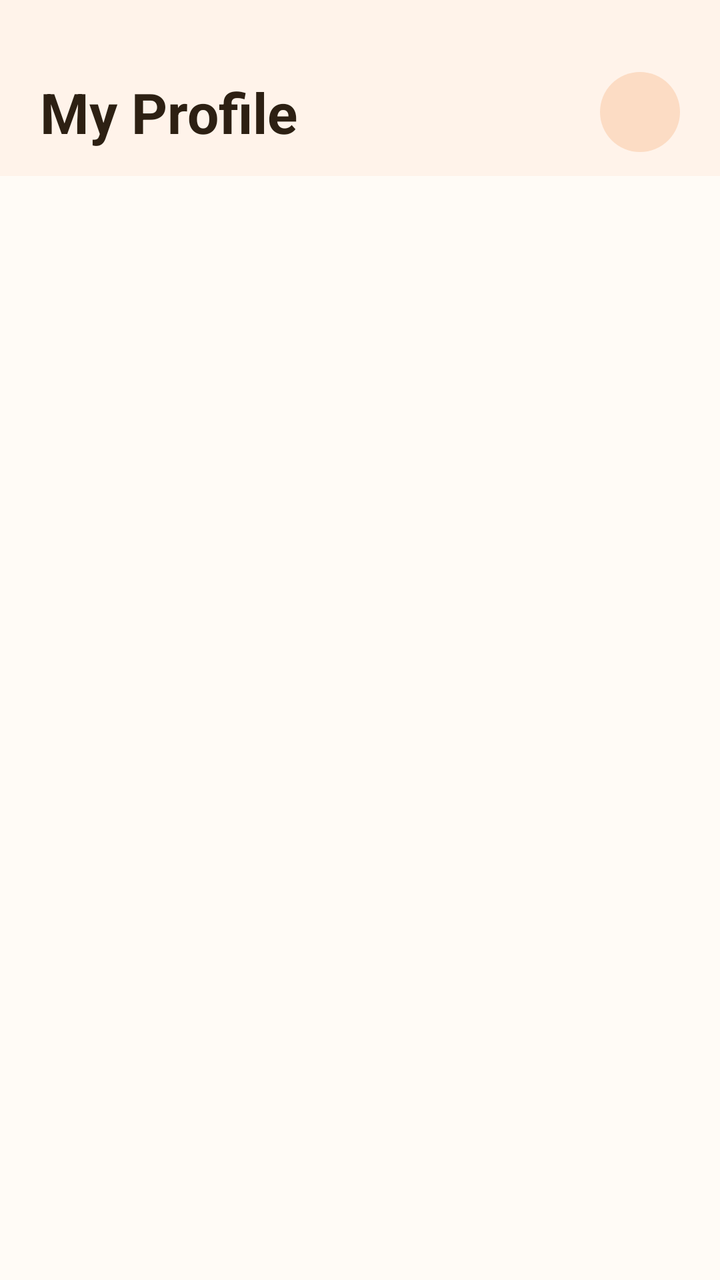
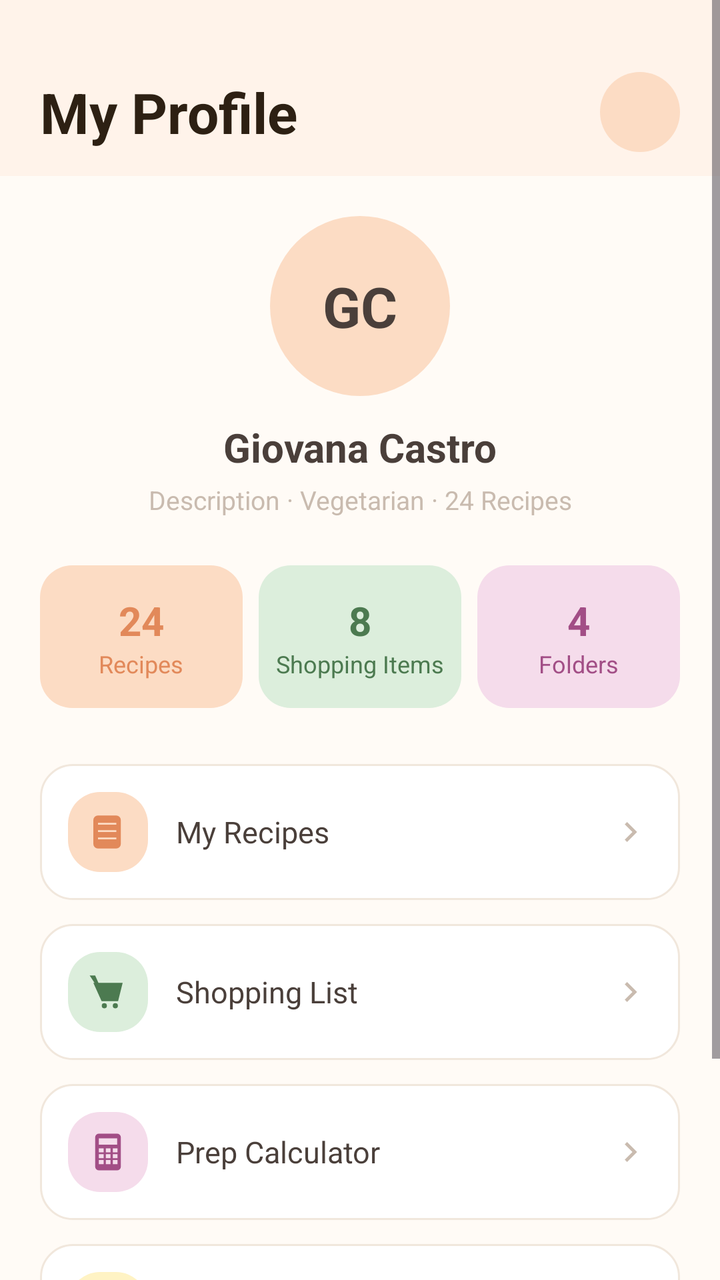

Two renders of the same Android screen: before a commit and after it. Below are the layout's source before the change and the commit's diff.
<!-- AndroidManifest.xml: application theme Theme.RecipeApp -->
<!-- res/layout/fragment_profile.xml -->
<?xml version="1.0" encoding="utf-8"?>
<ScrollView xmlns:android="http://schemas.android.com/apk/res/android"
    xmlns:tools="http://schemas.android.com/tools"
    android:layout_width="match_parent"
    android:layout_height="match_parent"
    android:background="@color/background"
    android:fillViewport="true">

    <LinearLayout
        android:layout_width="match_parent"
        android:layout_height="wrap_content"
        android:orientation="vertical"
        tools:ignore="ExtraText">

        
        <FrameLayout
            android:layout_width="match_parent"
            android:layout_height="88dp"
            android:background="@color/top_bar"
            android:paddingHorizontal="20dp"
            android:paddingTop="24dp">

            <TextView
                android:id="@+id/tv_profile_title"
                android:layout_width="wrap_content"
                android:layout_height="wrap_content"
                android:layout_gravity="start|center_vertical"
                android:text="My Profile"
                android:textColor="#2D2013"
                android:textSize="28sp"
                android:textStyle="bold" />

            
            <TextView
                android:id="@+id/tv_profile_badge"
                android:layout_width="40dp"
                android:layout_height="40dp"
                android:layout_gravity="end|center_vertical"
                android:background="@drawable/circle_background"
                android:gravity="center"
                android:textColor="#2D2013"
                android:textSize="14sp"
                android:textStyle="bold" />

        </FrameLayout>

        
        <LinearLayout
            android:layout_width="match_parent"
            android:layout_height="wrap_content"
            android:orientation="vertical"
            android:padding="20dp">

            

        </LinearLayout>

    </LinearLayout>
</ScrollView>
<!-- resources referenced by this layout -->
<resources>
  <!-- unchanged entries left out for length: 6 -->
</resources>

<!-- the commit's change to res/layout/fragment_profile.xml (unified diff, before → after) -->
@@ -1,5 +1,6 @@
 <?xml version="1.0" encoding="utf-8"?>
 <ScrollView xmlns:android="http://schemas.android.com/apk/res/android"
+    xmlns:app="http://schemas.android.com/apk/res-auto"
     xmlns:tools="http://schemas.android.com/tools"
     android:layout_width="match_parent"
     android:layout_height="match_parent"
@@ -51,7 +52,284 @@
             android:orientation="vertical"
             android:padding="20dp">
 
-            
+            <TextView
+                android:id="@+id/tv_avatar_large"
+                android:layout_width="90dp"
+                android:layout_height="90dp"
+                android:layout_gravity="center_horizontal"
+                android:layout_marginBottom="12dp"
+                android:background="@drawable/circle_background"
+                android:gravity="center"
+                android:text="GC"
+                android:textColor="@color/text_dark"
+                android:textSize="28sp"
+                android:textStyle="bold" />
+
+            <TextView
+                android:id="@+id/tv_profile_name"
+                android:layout_width="match_parent"
+                android:layout_height="wrap_content"
+                android:layout_marginBottom="4dp"
+                android:gravity="center_horizontal"
+                android:text="Giovana Castro"
+                android:textColor="@color/text_dark"
+                android:textSize="20sp"
+                android:textStyle="bold" />
+
+            <TextView
+                android:id="@+id/tv_profile_subtitle"
+                android:layout_width="match_parent"
+                android:layout_height="wrap_content"
+                android:layout_marginBottom="24dp"
+                android:gravity="center_horizontal"
+                android:text="Description &#183; Vegetarian &#183; 24 Recipes"
+                android:textColor="@color/text_light"
+                android:textSize="13sp" />
+
+            <LinearLayout
+                android:layout_width="match_parent"
+                android:layout_height="wrap_content"
+                android:layout_marginBottom="28dp"
+                android:orientation="horizontal">
+
+                <LinearLayout
+                    android:id="@+id/stat_recipes"
+                    android:layout_width="0dp"
+                    android:layout_height="wrap_content"
+                    android:layout_weight="1"
+                    android:layout_marginEnd="8dp"
+                    android:background="@drawable/bg_badge_orange"
+                    android:gravity="center"
+                    android:orientation="vertical"
+                    android:paddingVertical="14dp">
+
+                    <TextView
+                        android:id="@+id/tv_stat_recipes_count"
+                        android:layout_width="wrap_content"
+                        android:layout_height="wrap_content"
+                        android:text="24"
+                        android:textColor="@color/orange_dark"
+                        android:textSize="20sp"
+                        android:textStyle="bold" />
+
+                    <TextView
+                        android:layout_width="wrap_content"
+                        android:layout_height="wrap_content"
+                        android:text="Recipes"
+                        android:textColor="@color/orange_dark"
+                        android:textSize="12sp" />
+                </LinearLayout>
+                <LinearLayout
+                    android:id="@+id/stat_shopping"
+                    android:layout_width="0dp"
+                    android:layout_height="wrap_content"
+                    android:layout_weight="1"
+                    android:layout_marginEnd="8dp"
+                    android:background="@drawable/bg_badge_green"
+                    android:gravity="center"
+                    android:orientation="vertical"
+                    android:paddingVertical="14dp">
+
+                    <TextView
+                        android:id="@+id/tv_stat_shopping_count"
+                        android:layout_width="wrap_content"
+                        android:layout_height="wrap_content"
+                        android:text="8"
+                        android:textColor="@color/green_dark_font"
+                        android:textSize="20sp"
+                        android:textStyle="bold" />
+
+                    <TextView
+                        android:layout_width="wrap_content"
+                        android:layout_height="wrap_content"
+                        android:text="Shopping Items"
+                        android:textColor="@color/green_dark_font"
+                        android:textSize="12sp" />
+                </LinearLayout>
+                <LinearLayout
+                    android:id="@+id/stat_folders"
+                    android:layout_width="0dp"
+                    android:layout_height="wrap_content"
+                    android:layout_weight="1"
+                    android:background="@drawable/bg_badge_purple"
+                    android:gravity="center"
+                    android:orientation="vertical"
+                    android:paddingVertical="14dp">
+
+                    <TextView
+                        android:id="@+id/tv_stat_folders_count"
+                        android:layout_width="wrap_content"
+                        android:layout_height="wrap_content"
+                        android:text="4"
+                        android:textColor="@color/purple_dark_font"
+                        android:textSize="20sp"
+                        android:textStyle="bold" />
+
+                    <TextView
+                        android:layout_width="wrap_content"
+                        android:layout_height="wrap_content"
+                        android:text="Folders"
+                        android:textColor="@color/purple_dark_font"
+                        android:textSize="12sp" />
+                </LinearLayout>
+            </LinearLayout>
+
+            <LinearLayout
+                android:id="@+id/row_my_recipes"
+                android:layout_width="match_parent"
+                android:layout_height="wrap_content"
+                android:layout_marginBottom="12dp"
+                android:background="@drawable/card_background"
+                android:clickable="true"
+                android:focusable="true"
+                android:gravity="center_vertical"
+                android:orientation="horizontal"
+                android:padding="14dp">
+
+                <ImageView
+                    android:layout_width="40dp"
+                    android:layout_height="40dp"
+                    android:background="@drawable/bg_badge_orange"
+                    android:padding="9dp"
+                    android:src="@drawable/ic_recipes"
+                    android:tint="@color/orange_dark" />
+
+                <TextView
+                    android:layout_width="0dp"
+                    android:layout_height="wrap_content"
+                    android:layout_marginStart="14dp"
+                    android:layout_weight="1"
+                    android:text="My Recipes"
+                    android:textColor="@color/text_dark"
+                    android:textSize="15sp" />
+
+                <ImageView
+                    android:layout_width="20dp"
+                    android:layout_height="20dp"
+                    android:src="@drawable/ic_chevron_right"
+                    android:tint="@color/text_light" />
+
+            </LinearLayout>
+            <LinearLayout
+                android:id="@+id/row_shopping_list"
+                android:layout_width="match_parent"
+                android:layout_height="wrap_content"
+                android:layout_marginBottom="12dp"
+                android:background="@drawable/card_background"
+                android:clickable="true"
+                android:focusable="true"
+                android:gravity="center_vertical"
+                android:orientation="horizontal"
+                android:padding="14dp">
+
+                <ImageView
+                    android:layout_width="40dp"
+                    android:layout_height="40dp"
+                    android:background="@drawable/bg_badge_green"
+                    android:padding="9dp"
+                    android:src="@drawable/ic_cart"
+                    android:tint="@color/green_dark_font" />
+
+                <TextView
+                    android:layout_width="0dp"
+                    android:layout_height="wrap_content"
+                    android:layout_marginStart="14dp"
+                    android:layout_weight="1"
+                    android:text="Shopping List"
+                    android:textColor="@color/text_dark"
+                    android:textSize="15sp" />
+
+                <ImageView
+                    android:layout_width="20dp"
+                    android:layout_height="20dp"
+                    android:src="@drawable/ic_chevron_right"
+                    android:tint="@color/text_light" />
+
+            </LinearLayout>
+            <LinearLayout
+                android:id="@+id/row_prep_calculator"
+                android:layout_width="match_parent"
+                android:layout_height="wrap_content"
+                android:layout_marginBottom="12dp"
+                android:background="@drawable/card_background"
+                android:clickable="true"
+                android:focusable="true"
+                android:gravity="center_vertical"
+                android:orientation="horizontal"
+                android:padding="14dp">
+
+                <ImageView
+                    android:layout_width="40dp"
+                    android:layout_height="40dp"
+                    android:background="@drawable/bg_badge_purple"
+                    android:padding="9dp"
+                    android:src="@drawable/ic_calculator"
+                    android:tint="@color/purple_dark_font" />
+
+                <TextView
+                    android:layout_width="0dp"
+                    android:layout_height="wrap_content"
+                    android:layout_marginStart="14dp"
+                    android:layout_weight="1"
+                    android:text="Prep Calculator"
+                    android:textColor="@color/text_dark"
+                    android:textSize="15sp" />
+
+                <ImageView
+                    android:layout_width="20dp"
+                    android:layout_height="20dp"
+                    android:src="@drawable/ic_chevron_right"
+                    android:tint="@color/text_light" />
+
+            </LinearLayout>
+            <LinearLayout
+                android:id="@+id/row_settings"
+                android:layout_width="match_parent"
+                android:layout_height="wrap_content"
+                android:background="@drawable/card_background"
+                android:clickable="true"
+                android:focusable="true"
+                android:gravity="center_vertical"
+                android:orientation="horizontal"
+                android:padding="14dp">
+
+                <ImageView
+                    android:layout_width="40dp"
+                    android:layout_height="40dp"
+                    android:background="@drawable/bg_badge_yellow"
+                    android:padding="9dp"
+                    android:src="@drawable/ic_settings"
+                    android:tint="@color/yellow_dark_font" />
+
+                <TextView
+                    android:layout_width="0dp"
+                    android:layout_height="wrap_content"
+                    android:layout_marginStart="14dp"
+                    android:layout_weight="1"
+                    android:text="Settings"
+                    android:textColor="@color/text_dark"
+                    android:textSize="15sp" />
+
+                <ImageView
+                    android:layout_width="20dp"
+                    android:layout_height="20dp"
+                    android:src="@drawable/ic_chevron_right"
+                    android:tint="@color/text_light" />
+
+            </LinearLayout>
+
+            <com.google.android.material.button.MaterialButton
+                android:id="@+id/btn_log_out"
+                style="@style/Widget.MaterialComponents.Button"
+                android:layout_width="match_parent"
+                android:layout_height="wrap_content"
+                android:layout_marginTop="16dp"
+                android:text="Log Out"
+                android:textAllCaps="false"
+                android:textColor="@color/orange_dark"
+                app:backgroundTint="@color/orange_light"
+                app:cornerRadius="24dp"
+                app:elevation="0dp" />
 
         </LinearLayout>
 
<!-- resource entries referenced after the edit -->
@@ -1,5 +1,92 @@
 <!-- resources referenced by this layout -->
 <resources>
+  <color name="green_dark_font">#4C7A50</color>
+  <color name="orange_dark">#E2895A</color>
+  <color name="purple_dark_font">#A24E86</color>
+  <color name="text_dark">#4A3F3A</color>
+  <color name="text_light">#C9BBAF</color>
+  <color name="yellow_dark_font">#9C7A12</color>
+  <!-- drawable bg_badge_green (drawable) -->
+  <?xml version="1.0" encoding="utf-8"?>
+  <shape xmlns:android="http://schemas.android.com/apk/res/android"
+      android:shape="rectangle">
+      <solid android:color="@color/green_light" />
+      <corners android:radius="16dp" />
+  </shape>
+  <!-- drawable bg_badge_orange (drawable) -->
+  <?xml version="1.0" encoding="utf-8"?>
+  <shape xmlns:android="http://schemas.android.com/apk/res/android"
+      android:shape="rectangle">
+      <solid android:color="@color/orange_light" />
+      <corners android:radius="16dp" />
+  </shape>
+  <!-- drawable bg_badge_purple (drawable) -->
+  <?xml version="1.0" encoding="utf-8"?>
+  <shape xmlns:android="http://schemas.android.com/apk/res/android"
+      android:shape="rectangle">
+      <solid android:color="@color/purple_light" />
+      <corners android:radius="16dp" />
+  </shape>
+  <!-- drawable bg_badge_yellow (drawable) -->
+  <?xml version="1.0" encoding="utf-8"?>
+  <shape xmlns:android="http://schemas.android.com/apk/res/android"
+      android:shape="rectangle">
+      <solid android:color="@color/yellow_light" />
+      <corners android:radius="16dp" />
+  </shape>
+  <!-- drawable card_background (drawable) -->
+  <?xml version="1.0" encoding="utf-8"?>
+  <shape xmlns:android="http://schemas.android.com/apk/res/android"
+      android:shape="rectangle">
+      <solid android:color="@color/white_cards" />
+      <stroke
+          android:width="1dp"
+          android:color="@color/card_outlines" />
+      <corners android:radius="16dp" />
+  </shape>
+  <!-- drawable ic_calculator (drawable) -->
+  <vector xmlns:android="http://schemas.android.com/apk/res/android" android:height="24dp" android:tint="#000000" android:viewportHeight="960" android:viewportWidth="960" android:width="24dp">
+        
+      <path android:fillColor="@android:color/white" android:pathData="M280,80 H680 A80,80 0 0 1 760,160 V800 A80,80 0 0 1 680,880 H280 A80,80 0 0 1 200,800 V160 A80,80 0 0 1 280,80 Z M280,180 H680 V320 H280 Z M280,400 H384 V488 H280 Z M280,528 H384 V616 H280 Z M280,656 H384 V744 H280 Z M432,400 H536 V488 H432 Z M432,528 H536 V616 H432 Z M432,656 H536 V744 H432 Z M584,400 H688 V488 H584 Z M584,528 H688 V616 H584 Z M584,656 H688 V744 H584 Z" android:fillType="evenOdd"/>
+      
+  </vector>
+  <!-- drawable ic_cart (drawable) -->
+  <vector xmlns:android="http://schemas.android.com/apk/res/android" android:height="24dp" android:tint="#000000" android:viewportHeight="960" android:viewportWidth="960" android:width="24dp">
+        
+      <path android:fillColor="@android:color/white" android:pathData="M160,280 L800,280 L700,680 L340,680 Z"/>
+      <path android:fillColor="@android:color/white" android:pathData="M80,120 L200,120 L280,300 L212,320 Z"/>
+      <path android:fillColor="@android:color/white" android:pathData="M344,780 A56,56 0 1 0 456,780 A56,56 0 1 0 344,780 Z"/>
+      <path android:fillColor="@android:color/white" android:pathData="M584,780 A56,56 0 1 0 696,780 A56,56 0 1 0 584,780 Z"/>
+      
+  </vector>
+  <!-- drawable ic_chevron_right (drawable) -->
+  <vector xmlns:android="http://schemas.android.com/apk/res/android" android:height="24dp" android:tint="#000000" android:viewportHeight="960" android:viewportWidth="960" android:width="24dp">
+        
+      <path android:fillColor="@android:color/white" android:pathData="M360,240 L600,480 L360,720 L304,664 L488,480 L304,296 Z"/>
+      
+  </vector>
+  <!-- drawable ic_recipes (drawable) -->
+  <vector xmlns:android="http://schemas.android.com/apk/res/android" android:height="24dp" android:tint="#000000" android:viewportHeight="960" android:viewportWidth="960" android:width="24dp">
+        
+      <path android:fillColor="@android:color/white" android:pathData="M260,120 H660 A100,100 0 0 1 760,220 V740 A100,100 0 0 1 660,840 H260 A100,100 0 0 1 160,740 V220 A100,100 0 0 1 260,120 Z M260,280 H660 V320 H260 Z M260,440 H660 V480 H260 Z M260,600 H660 V640 H260 Z" android:fillType="evenOdd"/>
+      
+  </vector>
+  <!-- drawable ic_settings (drawable) -->
+  <vector xmlns:android="http://schemas.android.com/apk/res/android" android:height="24dp" android:tint="#000000" android:viewportHeight="960" android:viewportWidth="960" android:width="24dp">
+        
+      <path android:fillColor="@android:color/white" android:pathData="M120,224 H840 V264 H120 Z"/>
+      <path android:fillColor="@android:color/white" android:pathData="M196,244 A84,84 0 1 0 364,244 A84,84 0 1 0 196,244 Z"/>
+      <path android:fillColor="@android:color/white" android:pathData="M120,464 H840 V504 H120 Z"/>
+      <path android:fillColor="@android:color/white" android:pathData="M556,484 A84,84 0 1 0 724,484 A84,84 0 1 0 556,484 Z"/>
+      <path android:fillColor="@android:color/white" android:pathData="M120,704 H840 V744 H120 Z"/>
+      <path android:fillColor="@android:color/white" android:pathData="M316,724 A84,84 0 1 0 484,724 A84,84 0 1 0 316,724 Z"/>
+      
+  </vector>
+  <color name="green_light">#DCEEDC</color>
+  <color name="purple_light">#F5DCEB</color>
+  <color name="yellow_light">#FFF3C4</color>
+  <color name="white_cards">#FFFFFF</color>
+  <color name="card_outlines">#F1E7DC</color>
   <!-- unchanged entries left out for length: 6 -->
 </resources>
 
